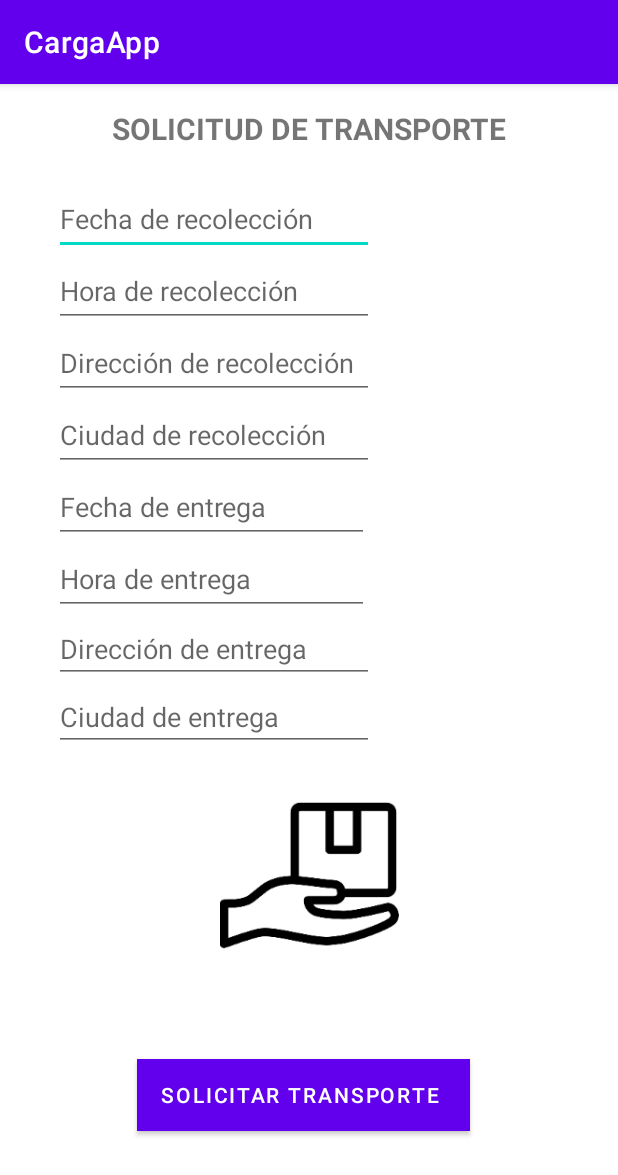
After one commit to jefry1722/CargaApp, an Android app: the SolicitarCarga screen opened directly, with no data from a screen before it, on a phone screen of 412 x 824 dp. The commit adds this screen. Shown: the top 1175 px of the screen. Run offline under Robolectric (Android 15) with nearby library versions, the phone set to English and light mode, and no system bars.

Commit message:
Lógica de solicitar transporte y registrar camión

```diff
--- a/app/src/main/AndroidManifest.xml
+++ b/app/src/main/AndroidManifest.xml
@@ -9,6 +9,12 @@
         android:roundIcon="@mipmap/ic_launcher_round"
         android:supportsRtl="true"
         android:theme="@style/Theme.CargaApp">
+        <activity
+            android:name=".SolicitarCarga"
+            android:exported="true" />
+        <activity
+            android:name=".RegistrarCamion"
+            android:exported="true" />
         <activity
             android:name=".LoginConductor"
             android:exported="true" />
--- a/app/src/main/java/co/edu/unipiloto/cargaapp/LoginPropCarga.java
+++ b/app/src/main/java/co/edu/unipiloto/cargaapp/LoginPropCarga.java
@@ -41,4 +41,10 @@ public class LoginPropCarga extends AppCompatActivity {
         i.putExtra(ActualizarDatos.NOMBRE_USE,nombreIntent);
         startActivity(i);
     }
+
+    public void onSolicitarTransporte(View view){
+        Intent i = new Intent (this, SolicitarCarga.class);
+        i.putExtra(SolicitarCarga.NOMBRE_USE,nombreIntent);
+        startActivity(i);
+    }
 }
--- a/app/src/main/res/layout/activity_login_prop_camion.xml
+++ b/app/src/main/res/layout/activity_login_prop_camion.xml
@@ -4,7 +4,7 @@
     xmlns:tools="http://schemas.android.com/tools"
     android:layout_width="match_parent"
     android:layout_height="match_parent"
-    tools:context=".LoginPropCarga">
+    tools:context=".LoginPropCamion">
 
     <TextView
         android:id="@+id/nombrePropCamion"
@@ -70,11 +70,12 @@
         app:layout_constraintTop_toBottomOf="@+id/buttonActualizarPropCamion" />
 
     <Button
-        android:id="@+id/button3"
+        android:id="@+id/buttonRegistrarCamion"
         android:layout_width="wrap_content"
         android:layout_height="wrap_content"
         android:layout_marginTop="4dp"
         android:text="Registrar camión"
+        android:onClick="onRegistrarCamion"
         app:layout_constraintEnd_toEndOf="parent"
         app:layout_constraintStart_toStartOf="parent"
         app:layout_constraintTop_toBottomOf="@+id/buttonCambiarPasswordPropCamion" />
--- a/app/src/main/res/layout/activity_login_prop_carga.xml
+++ b/app/src/main/res/layout/activity_login_prop_carga.xml
@@ -74,6 +74,7 @@
         android:layout_width="wrap_content"
         android:layout_height="wrap_content"
         android:text="Solicitar transporte"
+        android:onClick="onSolicitarTransporte"
         app:layout_constraintEnd_toEndOf="parent"
         app:layout_constraintStart_toStartOf="parent"
         app:layout_constraintTop_toBottomOf="@+id/buttonCambiarPassword" />
--- /dev/null
+++ b/app/src/main/res/layout/activity_solicitar_carga.xml
@@ -0,0 +1,152 @@
+<?xml version="1.0" encoding="utf-8"?>
+<androidx.constraintlayout.widget.ConstraintLayout xmlns:android="http://schemas.android.com/apk/res/android"
+    xmlns:app="http://schemas.android.com/apk/res-auto"
+    xmlns:tools="http://schemas.android.com/tools"
+    android:layout_width="match_parent"
+    android:layout_height="match_parent"
+    android:padding="16dp"
+    tools:context=".SolicitarCarga">
+
+    <TextView
+        android:id="@+id/textViewSC"
+        android:layout_width="wrap_content"
+        android:layout_height="25dp"
+        android:text="SOLICITUD DE TRANSPORTE"
+        android:textSize="20dp"
+        android:textStyle="bold"
+        app:layout_constraintEnd_toEndOf="parent"
+        app:layout_constraintStart_toStartOf="parent"
+        app:layout_constraintTop_toTopOf="parent"
+        tools:ignore="MissingConstraints" />
+
+    <EditText
+        android:id="@+id/FechaR"
+        android:layout_width="wrap_content"
+        android:layout_height="wrap_content"
+        android:layout_marginStart="20dp"
+        android:layout_marginTop="50dp"
+        android:ems="10"
+        android:hint="Fecha de recolección"
+        android:inputType="date"
+        android:minHeight="48dp"
+        app:layout_constraintStart_toStartOf="parent"
+        app:layout_constraintTop_toTopOf="parent"
+        tools:ignore="MissingConstraints" />
+
+    <EditText
+        android:id="@+id/HoraR"
+        android:layout_width="wrap_content"
+        android:layout_height="wrap_content"
+        android:layout_marginStart="20dp"
+        android:ems="10"
+        android:hint="Hora de recolección"
+        android:inputType="text"
+        android:minHeight="48dp"
+        app:layout_constraintStart_toStartOf="parent"
+        app:layout_constraintTop_toBottomOf="@+id/FechaR"
+        tools:ignore="MissingConstraints" />
+
+    <EditText
+        android:id="@+id/DireccionR"
+        android:layout_width="wrap_content"
+        android:layout_height="wrap_content"
+        android:layout_marginStart="20dp"
+        android:ems="10"
+        android:hint="Dirección de recolección"
+        android:inputType="text"
+        android:minHeight="48dp"
+        app:layout_constraintStart_toStartOf="parent"
+        app:layout_constraintTop_toBottomOf="@+id/HoraR"
+        tools:ignore="MissingConstraints" />
+
+    <EditText
+        android:id="@+id/CiudadR"
+        android:layout_width="wrap_content"
+        android:layout_height="wrap_content"
+        android:layout_marginStart="20dp"
+        android:ems="10"
+        android:hint="Ciudad de recolección"
+        android:inputType="text"
+        android:minHeight="48dp"
+        app:layout_constraintStart_toStartOf="parent"
+        app:layout_constraintTop_toBottomOf="@+id/DireccionR"
+        tools:ignore="MissingConstraints" />
+
+    <EditText
+        android:id="@+id/FechaE"
+        android:layout_width="210dp"
+        android:layout_height="48dp"
+        android:layout_marginStart="20dp"
+        android:ems="10"
+        android:hint="Fecha de entrega"
+        android:inputType="date"
+        android:minHeight="48dp"
+        app:layout_constraintStart_toStartOf="parent"
+        app:layout_constraintTop_toBottomOf="@+id/CiudadR"
+        tools:ignore="MissingConstraints" />
+
+    <EditText
+        android:id="@+id/HoraE"
+        android:layout_width="210dp"
+        android:layout_height="48dp"
+        android:layout_marginStart="20dp"
+        android:ems="10"
+        android:hint="Hora de entrega"
+        android:inputType="text"
+        android:minHeight="48dp"
+        app:layout_constraintStart_toStartOf="parent"
+        app:layout_constraintTop_toBottomOf="@+id/FechaE" />
+
+    <Button
+        android:id="@+id/registroCamion"
+        android:layout_width="wrap_content"
+        android:layout_height="wrap_content"
+        android:layout_marginTop="10dp"
+        android:layout_marginBottom="5dp"
+        android:background="#0000ff"
+        android:onClick="SolicitarTransporte"
+        android:text="Solicitar transporte "
+        android:textColor="#FFFFFF"
+        app:layout_constraintBottom_toBottomOf="parent"
+        app:layout_constraintEnd_toEndOf="parent"
+        app:layout_constraintHorizontal_bias="0.476"
+        app:layout_constraintStart_toStartOf="parent"
+        app:layout_constraintTop_toBottomOf="@+id/imageView4"
+        tools:ignore="MissingConstraints" />
+
+    <EditText
+        android:id="@+id/DireccionE"
+        android:layout_width="wrap_content"
+        android:layout_height="wrap_content"
+        android:layout_marginStart="20dp"
+        android:ems="10"
+        android:hint="Dirección de entrega"
+        android:inputType="text"
+        app:layout_constraintStart_toStartOf="parent"
+        app:layout_constraintTop_toBottomOf="@+id/HoraE"
+        tools:ignore="TouchTargetSizeCheck" />
+
+    <EditText
+        android:id="@+id/CiudadE"
+        android:layout_width="wrap_content"
+        android:layout_height="wrap_content"
+        android:layout_marginStart="20dp"
+        android:ems="10"
+        android:hint="Ciudad de entrega"
+        android:inputType="text"
+        app:layout_constraintStart_toStartOf="parent"
+        app:layout_constraintTop_toBottomOf="@+id/DireccionE"
+        tools:ignore="TouchTargetSizeCheck" />
+
+    <ImageView
+        android:id="@+id/imageView4"
+        android:layout_width="119dp"
+        android:layout_height="126dp"
+        android:layout_marginTop="20dp"
+        app:layout_constraintEnd_toEndOf="parent"
+        app:layout_constraintStart_toStartOf="parent"
+        app:layout_constraintTop_toBottomOf="@+id/CiudadE"
+        app:srcCompat="@mipmap/entrega" />
+
+
+</androidx.constraintlayout.widget.ConstraintLayout>
```
Also changed, not shown: app/src/main/java/co/edu/unipiloto/cargaapp/AdminSQLiteOpenHelper.java (+6 -1 lines), app/src/main/java/co/edu/unipiloto/cargaapp/LoginConductor.java (+19 -0 lines), app/src/main/java/co/edu/unipiloto/cargaapp/LoginPropCamion.java (+26 -0 lines), app/src/main/java/co/edu/unipiloto/cargaapp/RegistrarCamion.java (added, +73 -0 lines), app/src/main/java/co/edu/unipiloto/cargaapp/SolicitarCarga.java (added, +78 -0 lines), app/src/main/res/layout/activity_registrar_camion.xml (added, +127 -0 lines), app/src/main/res/mipmap-xxxhdpi/camion.jpg (added), app/src/main/res/mipmap-xxxhdpi/entrega.png (added).
